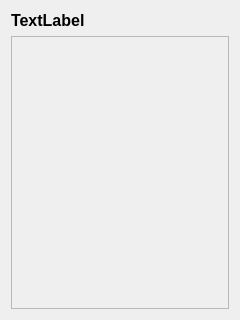
This is src/entryviewdialog.ui in sergburn/firu.qt as Qt 5 draws it before an edit. The edited form follows.
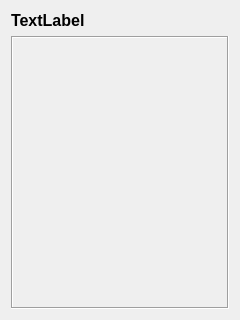
This is the edited form.

The edit to the form file:
```diff
--- a/src/entryviewdialog.ui
+++ b/src/entryviewdialog.ui
@@ -35,16 +35,27 @@
     </widget>
    </item>
    <item>
-    <widget class="QScrollArea" name="scrollArea">
-     <property name="widgetResizable">
+    <widget class="QScrollArea" name="scrollArea" >
+     <property name="frameShape" >
+      <enum>QFrame::Box</enum>
+     </property>
+     <property name="widgetResizable" >
       <bool>true</bool>
      </property>
      <property name="alignment">
       <set>Qt::AlignLeading|Qt::AlignLeft|Qt::AlignTop</set>
      </property>
-     <widget class="QWidget" name="scrollAreaWidgetContents">
-      <layout class="QVBoxLayout" name="verticalLayout_2">
-       <property name="spacing">
+     <widget class="QWidget" name="scrollAreaWidgetContents" >
+      <property name="geometry" >
+       <rect>
+        <x>0</x>
+        <y>0</y>
+        <width>218</width>
+        <height>272</height>
+       </rect>
+      </property>
+      <layout class="QVBoxLayout" name="verticalLayout_2" >
+       <property name="spacing" >
         <number>0</number>
        </property>
        <property name="margin">
@@ -58,16 +69,12 @@
            <verstretch>0</verstretch>
           </sizepolicy>
          </property>
-         <property name="frameShape">
-          <enum>QFrame::NoFrame</enum>
+         <property name="font" >
+          <font>
+           <pointsize>10</pointsize>
+          </font>
          </property>
-         <property name="frameShadow">
-          <enum>QFrame::Plain</enum>
-         </property>
-         <property name="lineWidth">
-          <number>0</number>
-         </property>
-         <layout class="QVBoxLayout" name="verticalLayout_3"/>
+         <layout class="QVBoxLayout" name="verticalLayout_3" />
         </widget>
        </item>
       </layout>
```
Left out of the diff: 33 changed lines with no effect on the pictures.
